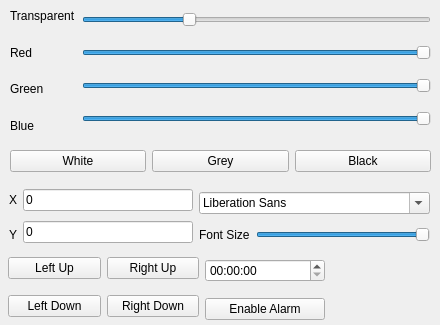
This is ClocksSettings.ui in Roker2/ClocksOnWindows as Qt 5 draws it before an edit. The edited form follows.
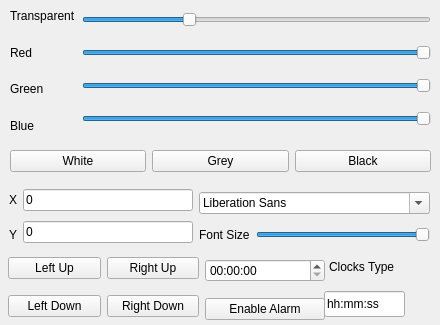
This is the edited form. Icons and pictures are not drawn.

Commit message:
Add Clocks Type setting
QLabelClocks: After changing clocks type set current time

For fast changing

ClocksSettings: Change Clocks Type UI

```diff
--- a/ClocksSettings.ui
+++ b/ClocksSettings.ui
@@ -320,6 +320,32 @@
     </item>
    </layout>
   </widget>
+  <widget class="QLineEdit" name="Edit_ClocksType">
+   <property name="geometry">
+    <rect>
+     <x>324</x>
+     <y>291</y>
+     <width>81</width>
+     <height>26</height>
+    </rect>
+   </property>
+   <property name="text">
+    <string>hh:mm:ss</string>
+   </property>
+  </widget>
+  <widget class="QLabel" name="label_3">
+   <property name="geometry">
+    <rect>
+     <x>329</x>
+     <y>259</y>
+     <width>71</width>
+     <height>16</height>
+    </rect>
+   </property>
+   <property name="text">
+    <string>Clocks Type</string>
+   </property>
+  </widget>
  </widget>
  <resources/>
  <connections/>
```
The commit also changes 3 other files.
